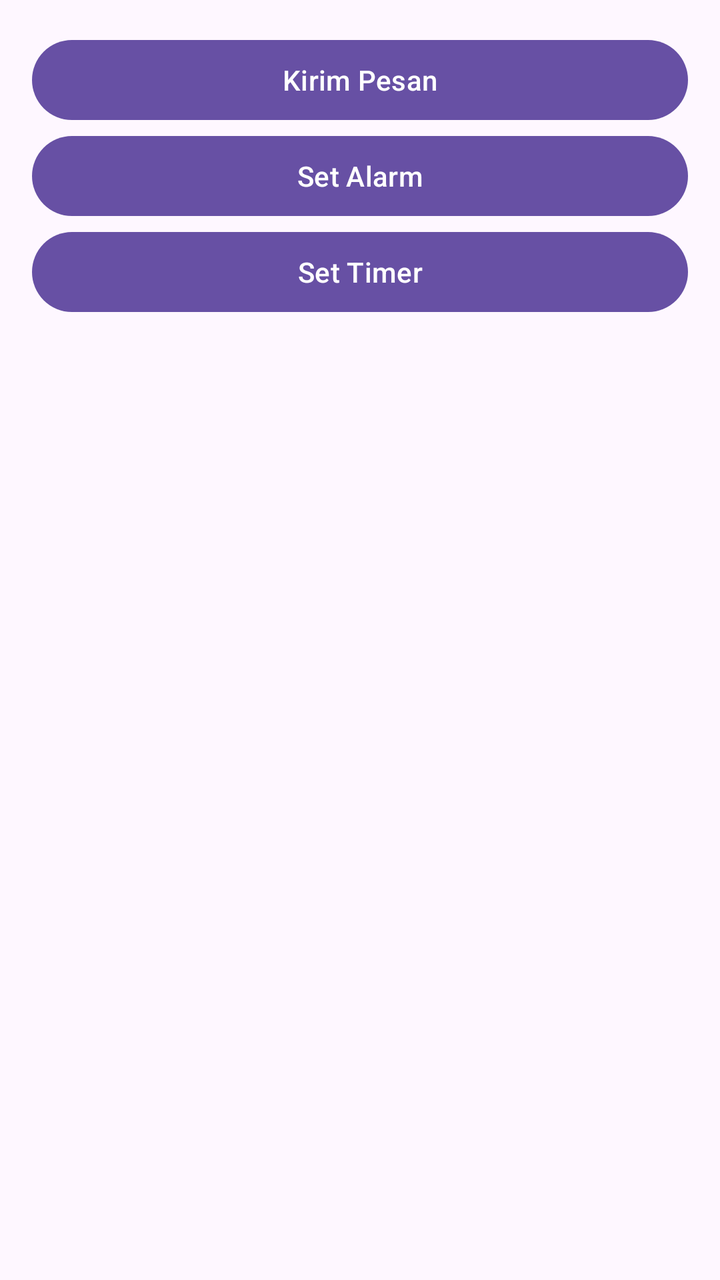
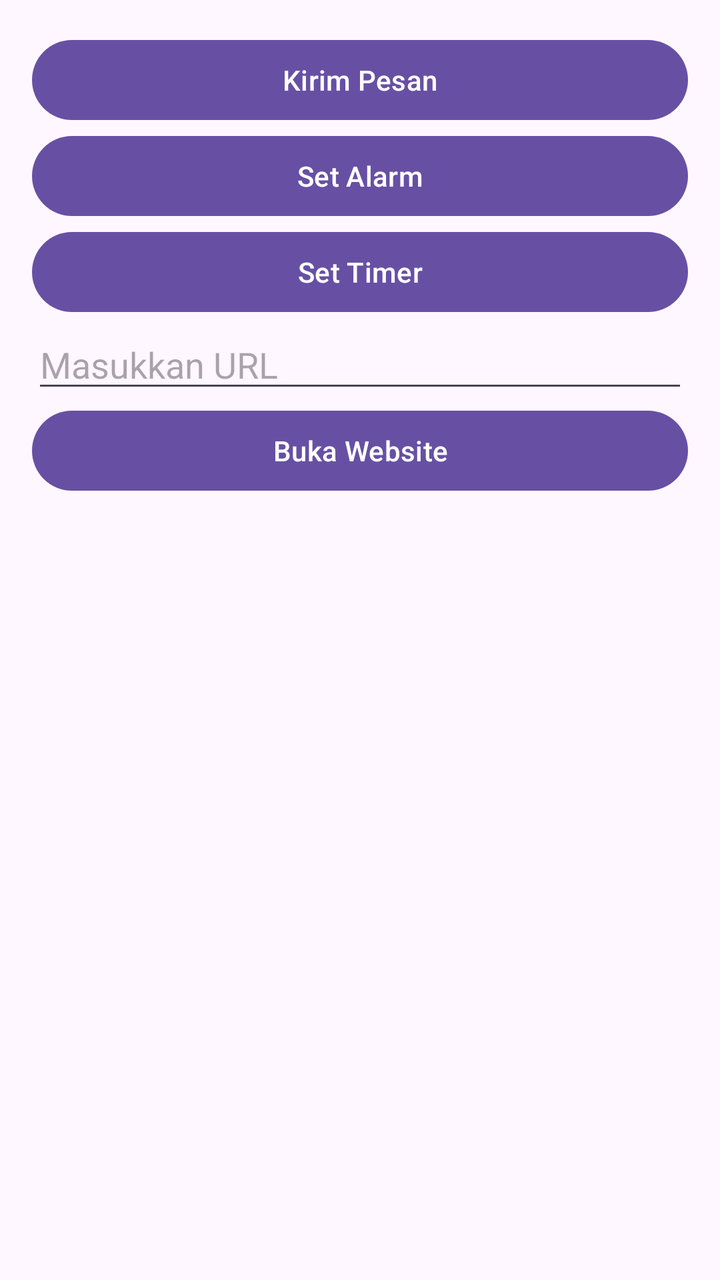

The first picture is an Android layout as it rendered before a commit; the second is the same layout after the commit. The layout source and the unified diff follow.
<!-- AndroidManifest.xml: application theme Theme.IMPLISITINTENT -->
<!-- res/layout/activity_main.xml -->
<?xml version="1.0" encoding="utf-8"?>
<LinearLayout xmlns:android="http://schemas.android.com/apk/res/android"
    android:id="@+id/main"
    android:layout_width="match_parent"
    android:layout_height="match_parent"
    android:orientation="vertical"
    android:padding="16dp">

    <Button
        android:id="@+id/btnKirimPesan"
        android:layout_width="match_parent"
        android:layout_height="wrap_content"
        android:text="Kirim Pesan" />

    <Button
        android:id="@+id/btnSetAlarm"
        android:layout_width="match_parent"
        android:layout_height="wrap_content"
        android:text="Set Alarm" />

    <Button
        android:id="@+id/btnSetTimer"
        android:layout_width="match_parent"
        android:layout_height="wrap_content"
        android:text="Set Timer" />

</LinearLayout>
<!-- resources referenced by this layout -->
<resources>
  <style name="Theme.IMPLISITINTENT" parent="Base.Theme.IMPLISITINTENT" />
  <style name="Base.Theme.IMPLISITINTENT" parent="Theme.Material3.DayNight.NoActionBar">
          
          
      </style>
</resources>

<!-- the commit's change to res/layout/activity_main.xml (unified diff, before → after) -->
@@ -24,4 +24,15 @@
         android:layout_height="wrap_content"
         android:text="Set Timer" />
 
+    <EditText
+        android:id="@+id/etURL"
+        android:layout_width="match_parent"
+        android:layout_height="wrap_content"
+        android:hint="Masukkan URL" />
+
+    <Button
+        android:id="@+id/btnOpenURL"
+        android:layout_width="match_parent"
+        android:layout_height="wrap_content"
+        android:text="Buka Website" />
 </LinearLayout>
